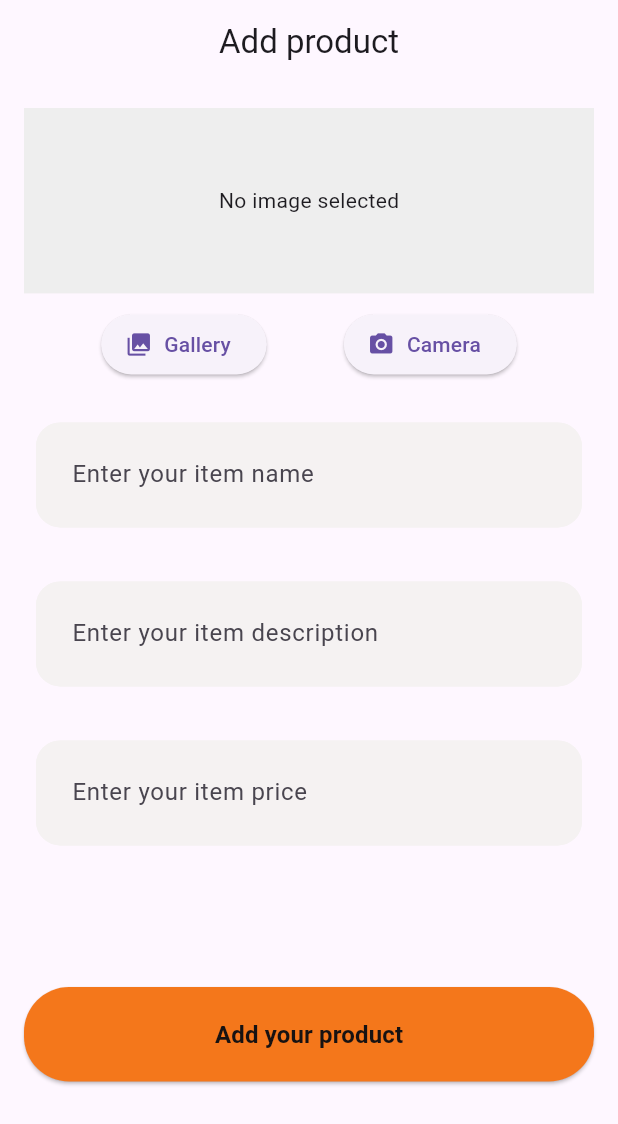
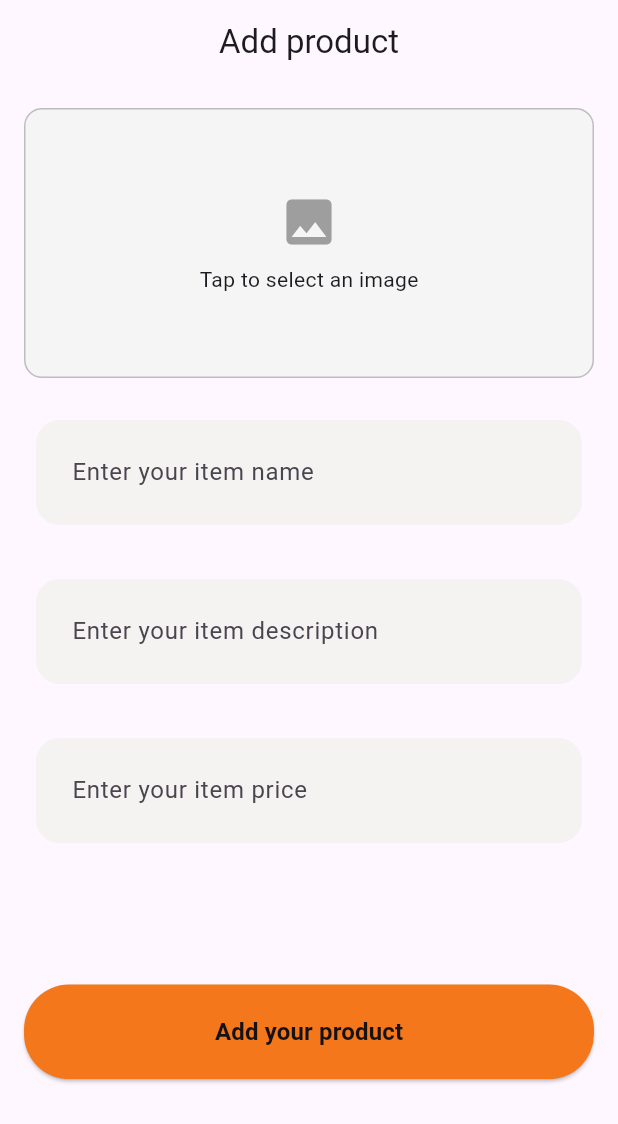
Before and after one commit to osama21245/3la-ad-el-eed, a Flutter app: the screen it shows after launch, on a phone screen of 412 x 824 dp. Shown: the top 1124 px of the screen. Run offline on Flutter 3.47's test engine with Material 3 defaults, Android fonts, the phone set to English and light mode, and no system bars; our stand-ins replace cloud_firestore, firebase_core, firebase_storage, flutter_bloc, get_it, image_picker; accounts and stored records are empty.

Commit message:
Edited the UI for image picker and store the image in fire storage.

```diff
--- a/lib/features/shops/view/widgets/image_picker_filed.dart
+++ b/lib/features/shops/view/widgets/image_picker_filed.dart
@@ -23,43 +23,92 @@ class _ImagePickerFieldState extends State<ImagePickerField> {
     }
   }
 
+  void showImageSourceDialog() {
+    showModalBottomSheet(
+      context: context,
+      shape: RoundedRectangleBorder(
+        borderRadius: BorderRadius.vertical(top: Radius.circular(16)),
+      ),
+      builder:
+          (_) => Padding(
+            padding: const EdgeInsets.all(16),
+            child: Wrap(
+              children: [
+                ListTile(
+                  leading: Icon(Icons.photo_library),
+                  title: Text("Choose from Gallery"),
+                  onTap: () {
+                    Navigator.pop(context);
+                    pickImage(ImageSource.gallery);
+                  },
+                ),
+                ListTile(
+                  leading: Icon(Icons.camera_alt),
+                  title: Text("Take a Photo"),
+                  onTap: () {
+                    Navigator.pop(context);
+                    pickImage(ImageSource.camera);
+                  },
+                ),
+              ],
+            ),
+          ),
+    );
+  }
+
   @override
   Widget build(BuildContext context) {
-    var size = MediaQuery.sizeOf(context);
-    return Column(
-      children: [
-        if (selectedImage != null)
-          Image.file(
-            selectedImage!,
-            height: size.height*0.15,
-            width: double.infinity,
-            fit: BoxFit.fill,
-          )
-        else
-          Container(
-            height: size.height*0.15,
-            width: double.infinity,
-            color: Colors.grey[200],
-            alignment: Alignment.center,
-            child: Text("No image selected"),
-          ),
-        SizedBox(height: 10),
-        Row(
-          mainAxisAlignment: MainAxisAlignment.spaceEvenly,
+    return LayoutBuilder(
+      builder: (context, constraints) {
+        final screenWidth = MediaQuery.of(context).size.width;
+        final imageHeight = screenWidth > 600 ? 250.0 : 180.0;
+        return Column(
+          crossAxisAlignment: CrossAxisAlignment.stretch,
           children: [
-            ElevatedButton.icon(
-              onPressed: () => pickImage(ImageSource.gallery),
-              icon: Icon(Icons.photo_library),
-              label: Text("Gallery"),
+            GestureDetector(
+              onTap: showImageSourceDialog,
+              child: Container(
+                height: imageHeight,
+                decoration: BoxDecoration(
+                  border: Border.all(color: Colors.grey.shade400),
+                  borderRadius: BorderRadius.circular(12),
+                  color: Colors.grey.shade100,
+                  image:
+                      selectedImage != null
+                          ? DecorationImage(
+                            image: FileImage(selectedImage!),
+                            fit: BoxFit.fill,
+                          )
+                          : null,
+                ),
+                child:
+                    selectedImage == null
+                        ? Center(
+                          child: Column(
+                            mainAxisAlignment: MainAxisAlignment.center,
+                            children: const [
+                              Icon(Icons.image, size: 40, color: Colors.grey),
+                              SizedBox(height: 8),
+                              Text("Tap to select an image"),
+                            ],
+                          ),
+                        )
+                        : null,
+              ),
             ),
-            ElevatedButton.icon(
-              onPressed: () => pickImage(ImageSource.camera),
-              icon: Icon(Icons.camera_alt),
-              label: Text("Camera"),
-            ),
+            if (selectedImage != null) ...[
+              SizedBox(height: 12),
+              Center(
+                child: TextButton.icon(
+                  onPressed: showImageSourceDialog,
+                  icon: Icon(Icons.edit, size: 20),
+                  label: Text("Change Image"),
+                ),
+              ),
+            ],
           ],
-        ),
-      ],
+        );
+      },
     );
   }
 }
--- a/pubspec.yaml
+++ b/pubspec.yaml
@@ -34,10 +34,12 @@ dependencies:
   # The following adds the Cupertino Icons font to your application.
   # Use with the CupertinoIcons class for iOS style icons.
   cupertino_icons: ^1.0.8
+  path: any
   image_picker: ^1.1.2
   firebase_core: ^3.15.1
   cloud_firestore: ^5.6.11
   get_it: ^8.0.3
+  firebase_storage: ^12.4.9
 
 dev_dependencies:
   flutter_test:
```
Also changed, not shown: lib/core/di/dependency_injection.dart (+5 -2 lines), lib/features/shops/data/data_source/add_product_remote_data_source.dart (+16 -6 lines), lib/features/shops/view/screens/add_product.dart (+8 -1 lines), pubspec.lock, 3 other files.
